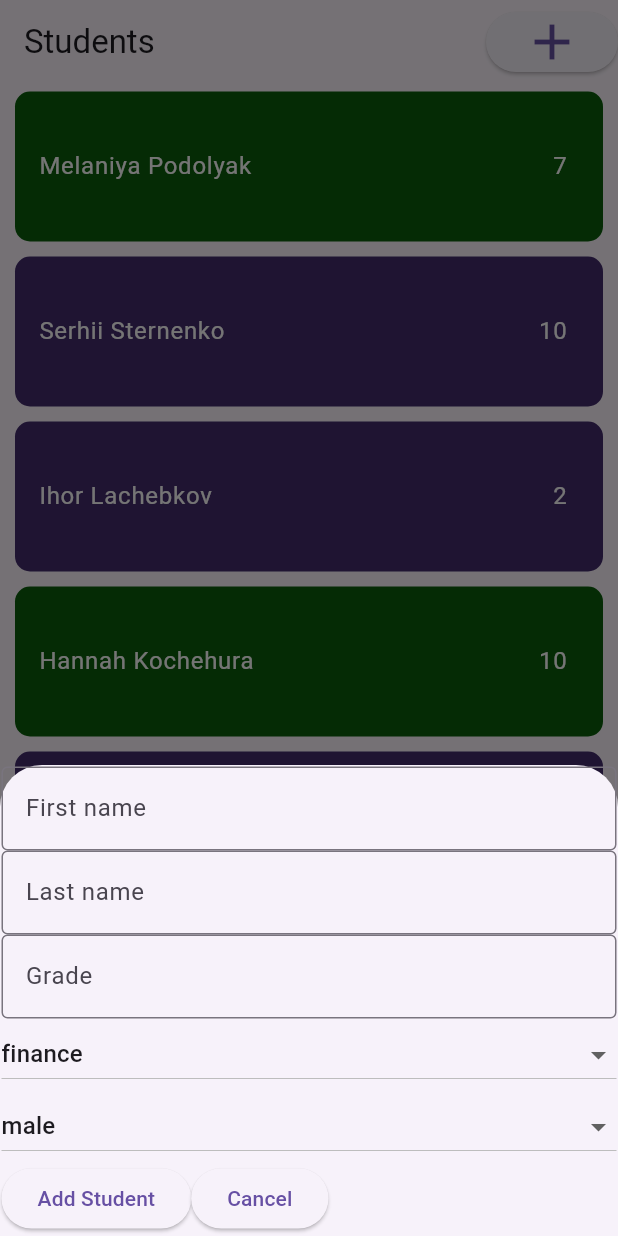
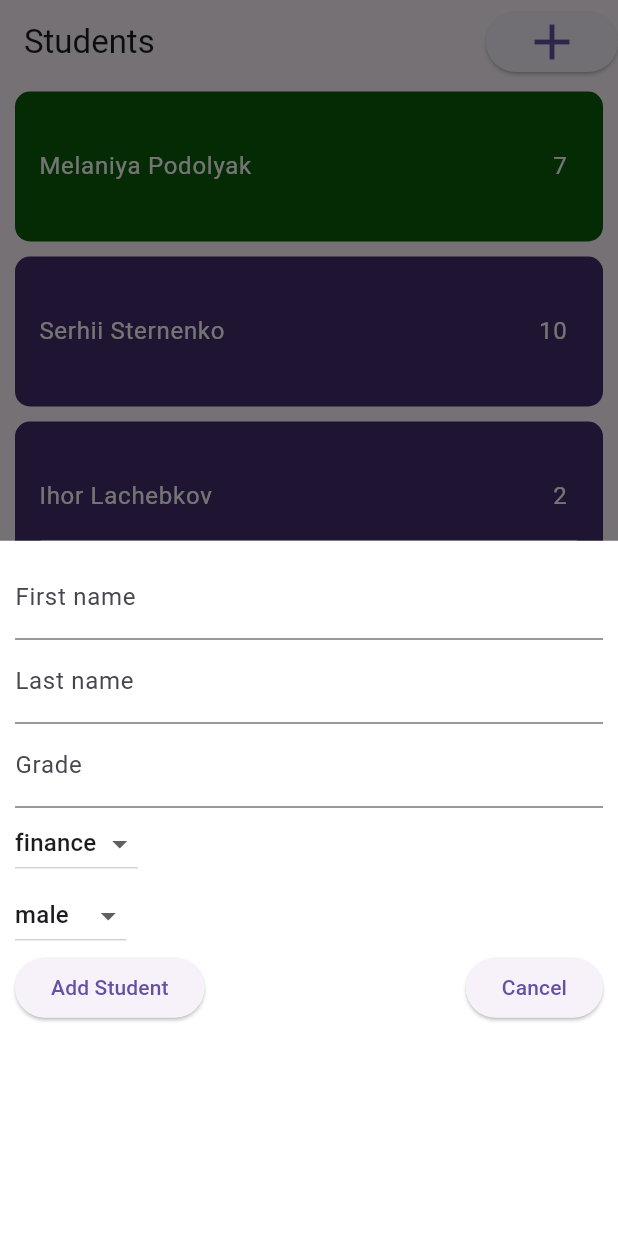
Before and after one commit to capt0-lll/Flutter-lab1, a Flutter app: the screen it shows after launch, after a tap on the "add" icon, on a phone screen of 412 x 824 dp. Run offline on Flutter 3.47's test engine with Material 3 defaults, Android fonts, the light colour scheme and no system bars.

Commit message:
added Student add feature

```diff
--- a/lib/main.dart
+++ b/lib/main.dart
@@ -3,33 +3,41 @@ import './widgets/students.dart';
 import './widgets/new_student.dart';
 
 void main() {
-  runApp(const MainApp());
+  runApp(MainApp());
 }
 
-class MainApp extends StatelessWidget {
-  const MainApp({super.key});
+class MainApp extends StatefulWidget {
+  @override
+  _MainAppState createState() => _MainAppState();
+}
 
+class _MainAppState extends State<MainApp> {
   @override
   Widget build(BuildContext context) {
-    return MaterialApp(debugShowCheckedModeBanner: false, home: AppView());
+    return MaterialApp(debugShowCheckedModeBanner: false, home: AppScaffold());
   }
 }
 
-class AppView extends StatelessWidget {
+class AppScaffold extends StatelessWidget {
+  final _studentListViewKey = GlobalKey<StudentListViewState>();
+
   Widget build(BuildContext context) {
     return Scaffold(
       appBar: AppBar(
         title: const Text('Students'),
         actions: [
           ElevatedButton(
+            onPressed: () {
+              showNewStudentModalWindow(
+                context,
+                _studentListViewKey.currentState?.addStudent,
+              );
+            },
             child: const Icon(Icons.add, size: 40),
-            onPressed: () {
-              showNewStudentModalWindow(context);
-            },
           ),
         ],
       ),
-      body: StudentListView(),
+      body: StudentListView(key: _studentListViewKey),
     );
   }
 }
--- a/lib/widgets/new_student.dart
+++ b/lib/widgets/new_student.dart
@@ -4,58 +4,51 @@ import '../models/student.dart';
 import './students.dart';
 
 class NewStudent extends StatefulWidget {
+  final void Function(Student)? onStudentAdded;
+
+  NewStudent({required this.onStudentAdded});
+
   @override
-  _NewStudentState createState() => _NewStudentState();
+  NewStudentState createState() => NewStudentState();
 }
 
-class _NewStudentState extends State<NewStudent> {
+class NewStudentState extends State<NewStudent> {
   final TextEditingController _firstNameController = TextEditingController();
   final TextEditingController _lastNameController = TextEditingController();
   final TextEditingController _gradeController = TextEditingController();
 
-  Department department = Department.finance;
-  Gender gender = Gender.male;
+  Department? department = Department.finance;
+  Gender? gender = Gender.male;
 
   @override
   Widget build(BuildContext context) {
-    return Padding(
-      padding: const EdgeInsets.all(1),
+    return Container(
+        padding: EdgeInsets.all(10),
+        decoration:
+            BoxDecoration(borderRadius: BorderRadius.zero, color: Colors.white),
         child: Column(
-        mainAxisSize: MainAxisSize.min,
+          mainAxisSize: MainAxisSize.max,
           crossAxisAlignment: CrossAxisAlignment.start,
           children: [
             TextField(
               controller: _firstNameController,
-            decoration: InputDecoration(
-              labelText: "First name",
-              border: OutlineInputBorder(),
-            ),
+              decoration: const InputDecoration(labelText: "First name"),
             ),
             TextField(
               controller: _lastNameController,
-            decoration: InputDecoration(
-              labelText: "Last name",
-              border: OutlineInputBorder(),
-            ),
+              decoration: const InputDecoration(labelText: "Last name"),
             ),
             TextField(
               controller: _gradeController,
-            keyboardType:
-                TextInputType.numberWithOptions(signed: false, decimal: false),
-            inputFormatters: [
-              FilteringTextInputFormatter.allow(RegExp(r'^[1-9]$|^10$')),
-            ],
-            decoration: InputDecoration(
-              labelText: "Grade",
-              border: OutlineInputBorder(),
-            ),
+              keyboardType: TextInputType.number,
+              decoration: const InputDecoration(labelText: "Grade"),
             ),
             DropdownButton<Department>(
               value: department,
-            items: Department.values.map((department) {
-              return DropdownMenuItem<Department>(
-                value: department,
-                child: Text(department.toString().split('.').last),
+              items: Department.values.map((dept) {
+                return DropdownMenuItem(
+                  value: dept,
+                  child: Text(dept.toString().split('.').last),
                 );
               }).toList(),
               onChanged: (value) {
@@ -63,14 +56,13 @@ class _NewStudentState extends State<NewStudent> {
                   department = value!;
                 });
               },
-            isExpanded: true,
             ),
             DropdownButton<Gender>(
               value: gender,
-            items: Gender.values.map((gender) {
-              return DropdownMenuItem<Gender>(
-                value: gender,
-                child: Text(gender.toString().split('.').last),
+              items: Gender.values.map((gen) {
+                return DropdownMenuItem(
+                  value: gen,
+                  child: Text(gen.toString().split('.').last),
                 );
               }).toList(),
               onChanged: (value) {
@@ -78,39 +70,45 @@ class _NewStudentState extends State<NewStudent> {
                   gender = value!;
                 });
               },
-            isExpanded: true,
             ),
-          Row(children: [
+            Row(
+              mainAxisAlignment: MainAxisAlignment.spaceBetween,
+              children: [
                 ElevatedButton(
                   onPressed: () {
+                    if (widget.onStudentAdded != null) {
                       final newStudent = Student(
-                    department,
+                        department!,
                         int.parse(_gradeController.text),
-                    gender,
+                        gender!,
                         _firstNameController.text,
-                    _lastNameController.text);
-                StudentListView.addStudent(newStudent);
+                        _lastNameController.text,
+                      );
+                      widget.onStudentAdded!(newStudent);
+                    }
                     Navigator.pop(context);
                   },
-              child: Text("Add Student"),
+                  child: const Text("Add Student"),
                 ),
                 ElevatedButton(
                   onPressed: () {
                     Navigator.pop(context);
                   },
-              child: Text("Cancel"),
-            )
-          ])
+                  child: const Text("Cancel"),
+                ),
               ],
+            ),
+          ],
+        ));
+  }
+}
+
+void showNewStudentModalWindow(
+    BuildContext context, void Function(Student)? addStudent) {
+  showModalBottomSheet(
+    context: context,
+    builder: (ctx) => NewStudent(
+      onStudentAdded: addStudent,
     ),
   );
 }
-}
-
-void showNewStudentModalWindow(BuildContext context) {
-  showModalBottomSheet(
-      context: context,
-      builder: (context) {
-        return NewStudent();
-      });
-}
--- a/lib/widgets/student_item.dart
+++ b/lib/widgets/student_item.dart
@@ -8,13 +8,13 @@ class StudentTile extends StatelessWidget {
   final int grade;
 
   const StudentTile({
-    Key? key,
+    super.key,
     required this.firstName,
     required this.lastName,
     required this.iconPath,
     this.colorTile,
     required this.grade,
-  }) : super(key: key);
+  });
 
   @override
   Widget build(BuildContext context) {
--- a/lib/widgets/students.dart
+++ b/lib/widgets/students.dart
@@ -3,10 +3,14 @@ import '../models/student.dart';
 import 'student_item.dart';
 
 class StudentListView extends StatefulWidget {
+  const StudentListView({Key? key}) : super(key: key);
+
   @override
-  _StudentListViewState createState() => _StudentListViewState();
+  StudentListViewState createState() => StudentListViewState();
+}
 
-  static List<Student> students = [
+class StudentListViewState extends State<StudentListView> {
+  final List<Student> students = [
     Student(Department.finance, 7, Gender.female, "Melaniya", "Podolyak"),
     Student(Department.it, 10, Gender.male, "Serhii", "Sternenko"),
     Student(Department.finance, 2, Gender.male, "Ihor", "Lachebkov"),
@@ -15,22 +19,18 @@ class StudentListView extends StatefulWidget {
     Student(Department.medical, 7, Gender.male, "Oleksii", "Kovzhun"),
   ];
 
-  static void addStudent(Student newStudent) {
-    students.add(newStudent);
-  }
-}
-
-class _StudentListViewState extends State<StudentListView> {
-  void refresh() {
-    setState(() {}); // Оновлює список
+  void addStudent(Student newStudent) {
+    setState(() {
+      students.add(newStudent);
+    });
   }
 
   @override
   Widget build(BuildContext context) {
     return ListView.builder(
-      itemCount: StudentListView.students.length,
+      itemCount: students.length,
       itemBuilder: (context, index) {
-        final student = StudentListView.students[index];
+        final student = students[index];
         final iconPath = icons[student.department];
         final colorTile = GenderColor[student.gender];
 
```
Lines whose indentation alone changed are shown as unchanged.
